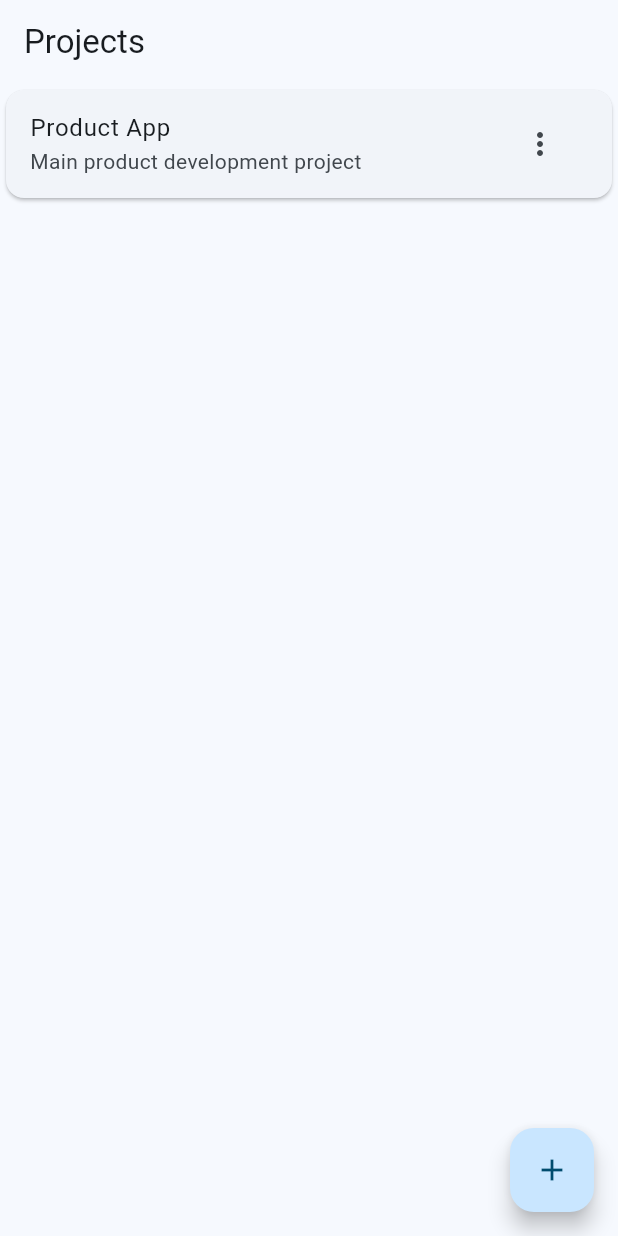
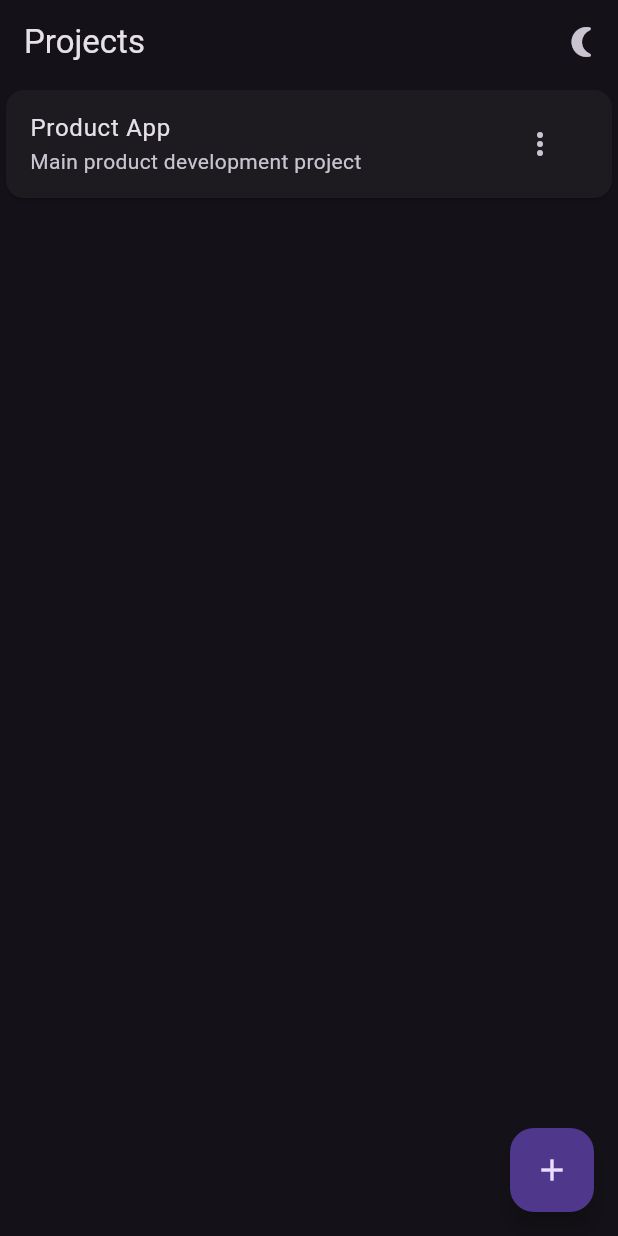
Before and after one commit to Akshayranil/delemon_machine_task, a Flutter app: the screen it shows after launch, on a phone screen of 412 x 824 dp. Run offline on Flutter 3.47's test engine with Material 3 defaults, Android fonts, the phone set to English and light mode, and no system bars; our stand-ins replace equatable, flutter_bloc, go_router.

Commit message:
structuring of the code pending

```diff
--- a/lib/core/user/current_user.dart
+++ b/lib/core/user/current_user.dart
@@ -7,4 +7,4 @@ import '../../domain/entities/user_entity.dart';
 /// fakeUsers[0] -> Admin
 /// fakeUsers[1] -> Staff Alice
 /// fakeUsers[2] -> Staff Bob
-UserEntity currentUser = fakeUsers[2]; // Admin by default
+UserEntity currentUser = fakeUsers[0]; // Admin by default
--- a/lib/presentation/ui/project_page.dart
+++ b/lib/presentation/ui/project_page.dart
@@ -1,25 +1,50 @@
-import 'package:delemon_machine_task/core/user/current_user.dart';
-import 'package:delemon_machine_task/domain/entities/enums.dart';
-import 'package:delemon_machine_task/presentation/blocs/projectbloc/project_bloc.dart';
-import 'package:delemon_machine_task/presentation/blocs/projectbloc/project_event.dart';
-import 'package:delemon_machine_task/presentation/blocs/projectbloc/project_state.dart';
 import 'package:flutter/material.dart';
 import 'package:flutter_bloc/flutter_bloc.dart';
 import 'package:go_router/go_router.dart';
+import '../../domain/entities/project_entity.dart';
+import '../../core/user/current_user.dart';
+import '../../domain/entities/enums.dart';
+import '../blocs/projectbloc/project_bloc.dart';
+import '../blocs/projectbloc/project_event.dart';
+import '../blocs/projectbloc/project_state.dart';
 
-import '../../domain/entities/project_entity.dart';
+class ProjectsPage extends StatefulWidget {
+  const ProjectsPage({super.key});
 
-class ProjectsPage extends StatelessWidget {
-  const ProjectsPage({super.key});
+  @override
+  State<ProjectsPage> createState() => _ProjectsPageState();
+}
+
+class _ProjectsPageState extends State<ProjectsPage> {
+  // Theme state
+  bool isDarkMode = true; // default dark mode
 
   @override
   Widget build(BuildContext context) {
     return BlocProvider(
-      create: (context) =>
-          ProjectBloc(context.read())..add(LoadProjects()),
+      create: (context) => ProjectBloc(context.read())..add(LoadProjects()),
       child: Builder(
-        builder: (blocContext) => Scaffold(
-          appBar: AppBar(title: const Text('Projects')),
+        builder: (blocContext) => MaterialApp(
+          debugShowCheckedModeBanner: false,
+          theme: ThemeData.light(),
+          darkTheme: ThemeData.dark(),
+          themeMode: isDarkMode ? ThemeMode.dark : ThemeMode.light,
+          home: Scaffold(
+            appBar: AppBar(
+              title: const Text('Projects'),
+              actions: [
+                IconButton(
+                  icon: Icon(
+                    isDarkMode ? Icons.nightlight_round : Icons.wb_sunny,
+                  ),
+                  onPressed: () {
+                    setState(() {
+                      isDarkMode = !isDarkMode;
+                    });
+                  },
+                ),
+              ],
+            ),
             body: BlocBuilder<ProjectBloc, ProjectState>(
               builder: (context, state) {
                 if (state is ProjectLoading) {
@@ -55,8 +80,8 @@ class ProjectsPage extends StatelessWidget {
                                     .add(ArchiveProject(project.id));
                               }
                               if (value == 'report') {
-                              context.push(
-                                  '/projects/${project.id}/report');
+                                context
+                                    .push('/projects/${project.id}/report');
                               }
                             },
                             itemBuilder: (_) => const [
@@ -81,17 +106,15 @@ class ProjectsPage extends StatelessWidget {
             ),
             floatingActionButton: FloatingActionButton(
               onPressed: currentUser.role == UserRole.admin
-      ? () => _showAddDialog(context)
+                  ? () => _showAddDialog(blocContext)
                   : null, // disabled for staff
               child: const Icon(Icons.add),
             ),
-
+          ),
         ),
       ),
     );
   }
-
-  // ================= ADD PROJECT DIALOG =================
 
   void _showAddDialog(BuildContext blocContext) {
     final nameCtrl = TextEditingController();
@@ -129,9 +152,7 @@ class ProjectsPage extends StatelessWidget {
                   archived: false,
                 );
 
-              // ✅ ALWAYS use blocContext
                 blocContext.read<ProjectBloc>().add(AddProject(project));
-
                 Navigator.pop(blocContext);
               },
               child: const Text('Create'),
@@ -141,5 +162,4 @@ class ProjectsPage extends StatelessWidget {
       },
     );
   }
-
 }
```
Lines whose indentation alone changed are shown as unchanged.
